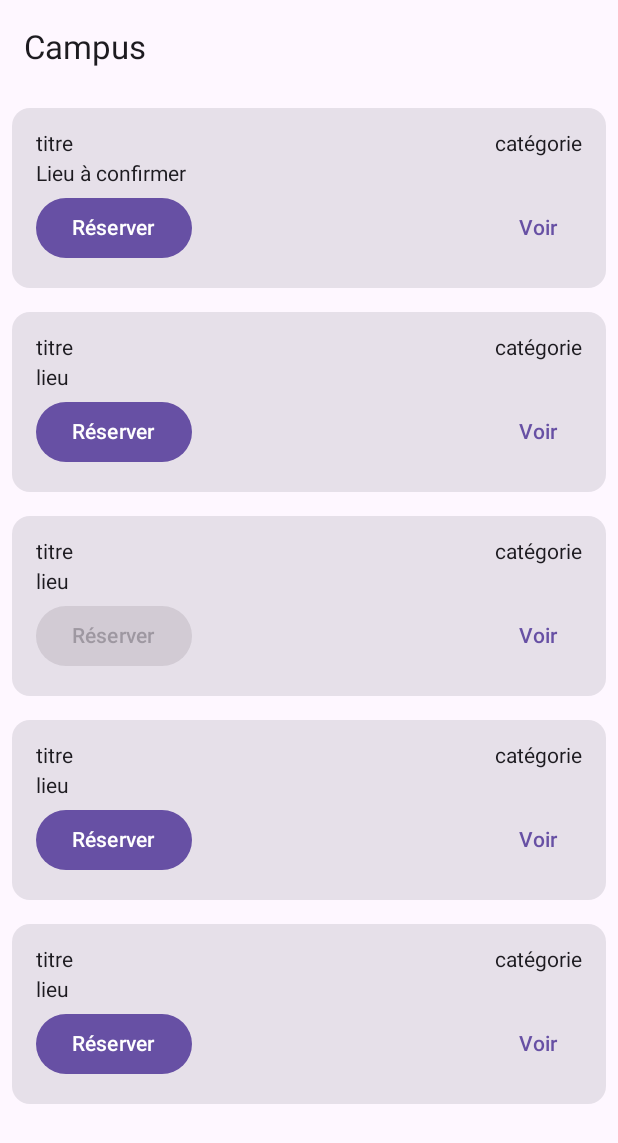
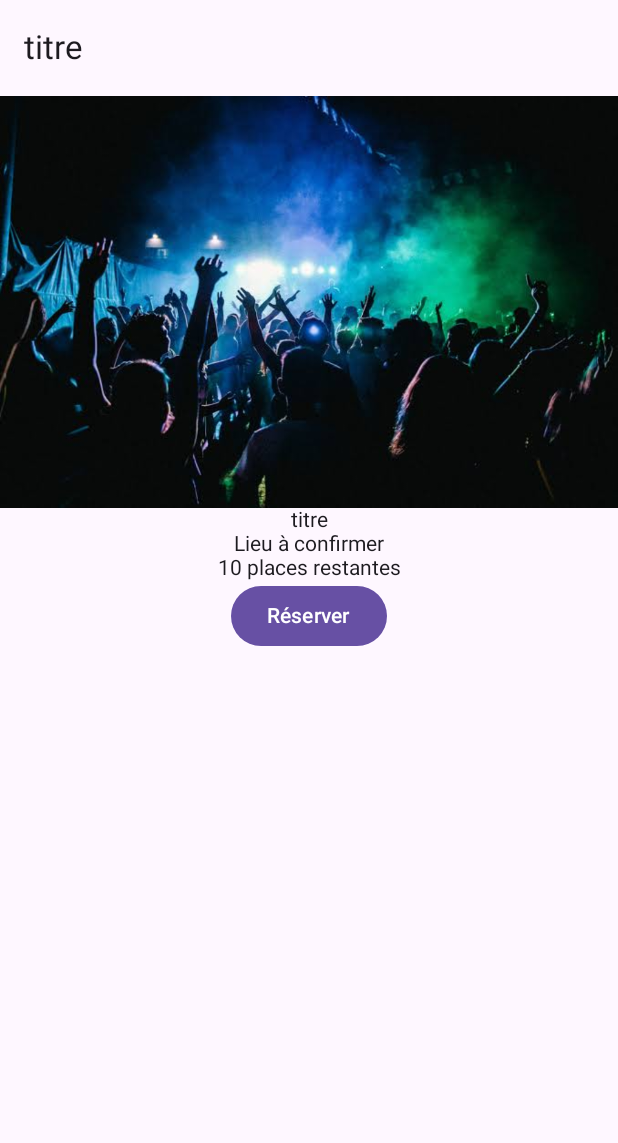
Before and after one commit to Maxime-Labbe/cours-android-compose, an Android app built with Jetpack Compose: the screen it shows after launch (MainActivity), on a phone screen of 412 x 824 dp. Shown: the top 1143 px of the screen. Run offline under Robolectric (Android 15) with nearby library versions, the phone set to English and light mode, and no system bars.

Commit message:
détail v0.2

```diff
--- a/app/src/main/java/com/esgi/projetcompose/MainActivity.kt
+++ b/app/src/main/java/com/esgi/projetcompose/MainActivity.kt
@@ -4,21 +4,24 @@ import android.os.Bundle
 import androidx.activity.ComponentActivity
 import androidx.activity.compose.setContent
 import androidx.activity.enableEdgeToEdge
+import androidx.compose.ui.Modifier
 import com.esgi.projetcompose.data.Event
+import com.esgi.projetcompose.ui.screen.EventDetailScreen
 import com.esgi.projetcompose.ui.screen.EventListScreen
 
 class MainActivity : ComponentActivity() {
     override fun onCreate(savedInstanceState: Bundle?) {
         super.onCreate(savedInstanceState)
         enableEdgeToEdge()
-        val event1: Event = Event(1, "titre", "catégorie", null, 10)
-        val event2: Event = Event(2, "titre", "catégorie", "lieu", 10)
-        val event3: Event = Event(3, "titre", "catégorie", "lieu", 0)
-        val event4: Event = Event(4, "titre", "catégorie", "lieu", 10)
-        val event5: Event = Event(5, "titre", "catégorie", "lieu", 10)
+        val event1: Event = Event(1, "titre", "", "catégorie", null, 10)
+        val event2: Event = Event(2, "titre", "","catégorie", "lieu", 10)
+        val event3: Event = Event(3, "titre", "","catégorie", "lieu", 0)
+        val event4: Event = Event(4, "titre", "","catégorie", "lieu", 10)
+        val event5: Event = Event(5, "titre", "","catégorie", "lieu", 10)
         val events: List<Event> = listOf(event1, event2, event3, event4, event5);
         setContent {
-            EventListScreen(events)
+           // EventListScreen(events)
+            EventDetailScreen(event1, { }, Modifier)
         }
     }
 }
--- a/app/src/main/java/com/esgi/projetcompose/data/Event.kt
+++ b/app/src/main/java/com/esgi/projetcompose/data/Event.kt
@@ -3,6 +3,7 @@ package com.esgi.projetcompose.data
 data class Event(
     val id: Int,
     val title: String,
+    val description: String = "",
     val category: String,
     val location: String?,
     val capacity: Int
--- /dev/null
+++ b/app/src/main/java/com/esgi/projetcompose/ui/screen/EventDetailScreen.kt
@@ -0,0 +1,100 @@
+package com.esgi.projetcompose.ui.screen
+
+import androidx.compose.foundation.Image
+import androidx.compose.foundation.layout.Column
+import androidx.compose.foundation.layout.fillMaxWidth
+import androidx.compose.foundation.layout.padding
+import androidx.compose.foundation.rememberScrollState
+import androidx.compose.foundation.verticalScroll
+import androidx.compose.material3.Button
+import androidx.compose.material3.ExperimentalMaterial3Api
+import androidx.compose.material3.Scaffold
+import androidx.compose.material3.Text
+import androidx.compose.material3.TopAppBar
+import androidx.compose.runtime.Composable
+import androidx.compose.ui.Alignment
+import androidx.compose.ui.Modifier
+import androidx.compose.ui.res.painterResource
+import androidx.compose.ui.res.pluralStringResource
+import androidx.compose.ui.res.stringResource
+import androidx.compose.ui.tooling.preview.Preview
+import androidx.compose.ui.tooling.preview.PreviewFontScale
+import androidx.compose.ui.tooling.preview.PreviewLightDark
+import androidx.compose.ui.tooling.preview.PreviewScreenSizes
+import com.esgi.projetcompose.R
+import com.esgi.projetcompose.data.Event
+
+@OptIn(ExperimentalMaterial3Api::class)
+@Composable
+fun EventDetailScreen(
+    event: Event,
+    onBook: () -> Unit,
+    modifier: Modifier
+) {
+    Scaffold(topBar = {
+        TopAppBar(title = {
+            Text(event.title)
+        })
+    }) { innerPadding ->
+        EventDetail(
+            event = event,
+            onBook = onBook,
+            modifier = modifier.padding(innerPadding)
+        )
+    }
+
+}
+
+@Composable
+fun EventDetail(
+    event: Event,
+    onBook: () -> Unit,
+    modifier: Modifier
+) {
+    Column(
+        modifier = modifier.verticalScroll(rememberScrollState()),
+        horizontalAlignment = Alignment.CenterHorizontally
+    ) {
+        Image(
+            painter = painterResource(id = R.drawable.event_banner),
+            contentDescription = stringResource(R.string.event_image_details),
+            modifier = Modifier.fillMaxWidth()
+        )
+        Text(event.title)
+        Text(event.location ?: stringResource(R.string.unconfirmed_place))
+        if (event.description != "") {
+            Text(event.description)
+        }
+        Text(pluralStringResource(
+            R.plurals.number_of_places,
+            event.capacity,
+            event.capacity
+        ))
+        Button(
+            onClick = onBook,
+            enabled = event.capacity > 0
+        ) {
+            Text(stringResource(R.string.book))
+        }
+    }
+}
+
+@Preview(showBackground = true)
+@PreviewLightDark
+@PreviewFontScale
+@PreviewScreenSizes
+@Composable
+fun EventDetailPreview() {
+    EventDetail(
+        event = Event(
+            id = 1,
+            title = "Titre de l'événement",
+            description = "Description de l'événement",
+            category = "Catégorie",
+            location = null,
+            capacity = 5
+        ),
+        onBook = {},
+        Modifier
+    )
+}
--- a/app/src/main/res/values/strings.xml
+++ b/app/src/main/res/values/strings.xml
@@ -1,3 +1,10 @@
 <resources>
     <string name="app_name">projet_compose</string>
+    <string name="unconfirmed_place">Lieu à confirmer</string>
+    <string name="book">Réserver</string>
+    <plurals name="number_of_places">
+        <item quantity="one">%d place restante</item>
+        <item quantity="other">%d places restantes</item>
+    </plurals>
+    <string name="event_image_details">Image de l\'événement</string>
 </resources>
```
Also changed, not shown: app/src/main/java/com/esgi/projetcompose/ui/screen/EventScreen.kt (+8 -2 lines), app/src/main/res/drawable/event_banner.jpeg (added).
